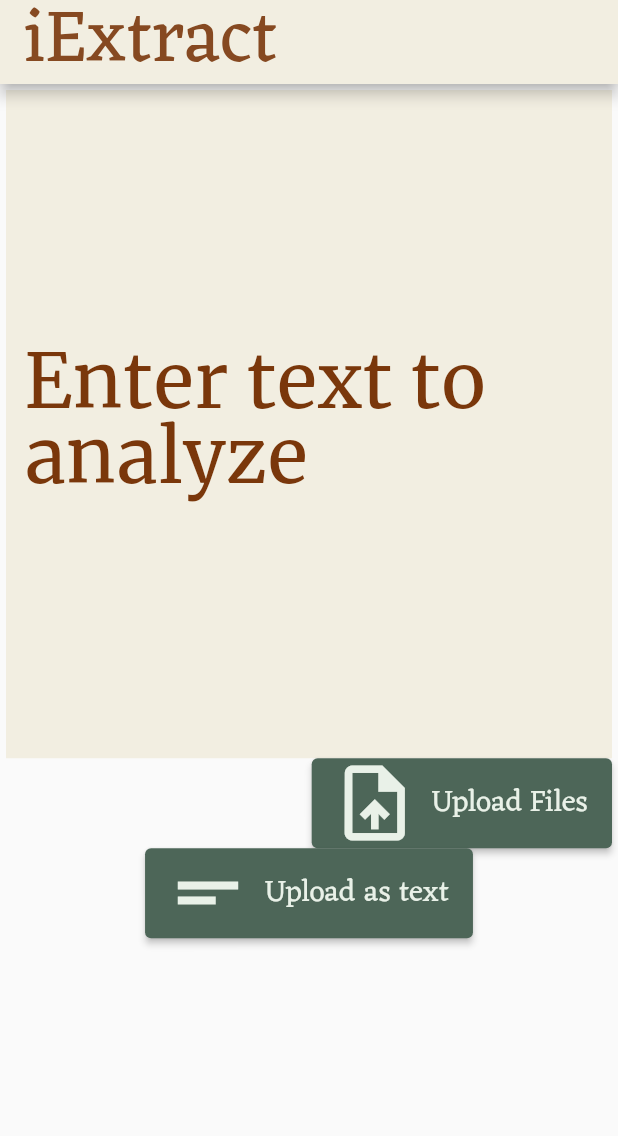
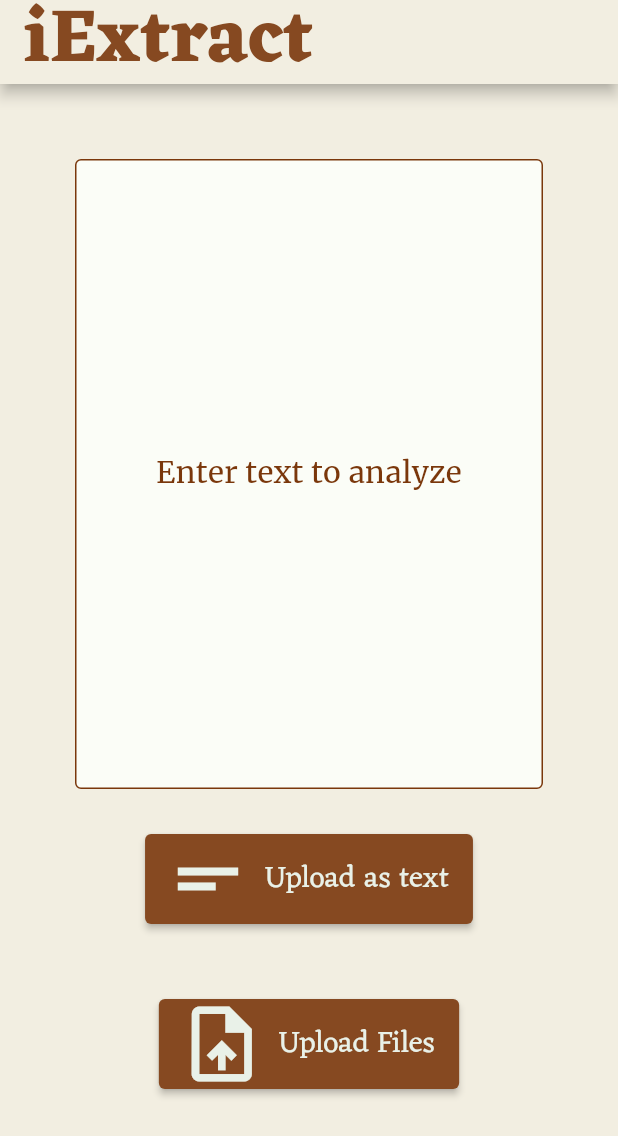
Before and after one commit to InnoSWP/fix_my_english_bs21_05, a Flutter app: the screen it shows after launch, on a phone screen of 412 x 824 dp. Shown: the top 1136 px of the screen. Run offline on Flutter 3.47's test engine with Material 2 defaults, Android fonts, the phone set to English and light mode, and no system bars; our stand-ins replace file_picker; missing offline and left inert: syncfusion_flutter_pdf.

Commit message:
EDIT colors of Starting Page, location of buttons, and some small things.

```diff
--- a/lib/main.dart
+++ b/lib/main.dart
@@ -1,8 +1,5 @@
 import 'dart:ui';
-import 'analysis_page.dart';
 import 'package:flutter/material.dart';
-import 'pdf_reader.dart';
-import 'package:file_picker/file_picker.dart';
 import 'pages.dart';
 
 void main() {
@@ -10,23 +7,24 @@ void main() {
 }
 
 final themeData = ThemeData(
+  scaffoldBackgroundColor: const Color(0xFFF2EEE1),
   primaryColor: const Color(0xFF864921),
   primaryColorDark: const Color(0xFF7A370B),
   primaryColorLight: const Color(0xFFF2EEE1),
   appBarTheme: const AppBarTheme(
     backgroundColor: Color(0xFFF2EEE1),
-    titleTextStyle: TextStyle(
-        color: Color(0xFF864921), fontSize: 50, fontFamily: 'Eczar'),
+    titleTextStyle:
+        TextStyle(color: Color(0xFF864921), fontSize: 50, fontFamily: 'Eczar'),
   ),
   hintColor: const Color(0xFF7A370B),
   elevatedButtonTheme: ElevatedButtonThemeData(
     style: ElevatedButton.styleFrom(
         onPrimary: const Color(0xFFE9F1E8),
-        primary: const Color(0xFF4D6658),
+        primary: const Color(0xFF864921),
         textStyle: const TextStyle(fontFamily: 'Eczar')),
   ),
   inputDecorationTheme: const InputDecorationTheme(
-    fillColor: Color(0xFFF2EEE1),
+    fillColor: Color(0xFFFBFDF7), //0xFFF2EEE1
     filled: true,
     floatingLabelStyle: TextStyle(color: Color(0xFF864921)),
   ),
--- a/lib/pages.dart
+++ b/lib/pages.dart
@@ -20,11 +20,11 @@ class StartPageWidget extends StatelessWidget {
   Widget build(BuildContext context) {
     return Scaffold(
       appBar: AppBar(
-        title: const Text('iExtract'),
+        title: const Text('iExtract', style: TextStyle(fontWeight: FontWeight.bold),),
       ),
       body: SafeArea(
           child: Padding(
-            padding: const EdgeInsets.all(4),
+        padding: const EdgeInsets.all(50),
         child: Column(
           mainAxisAlignment: MainAxisAlignment.start,
           crossAxisAlignment: CrossAxisAlignment.center,
@@ -40,7 +40,7 @@ class StartPageWidget extends StatelessWidget {
               ),
               decoration: InputDecoration(
                 labelStyle: const TextStyle(
-                      fontSize: 50,
+                  fontSize: 20,
                 ),
                 focusedBorder: UnderlineInputBorder(
                   borderRadius: const BorderRadius.all(Radius.circular(2.0)),
@@ -48,17 +48,33 @@ class StartPageWidget extends StatelessWidget {
                       color: Theme.of(context).primaryColorDark,
                       style: BorderStyle.solid),
                 ),
-                    border: InputBorder.none,
+                border: const OutlineInputBorder(),
                 label: const Center(child: Text('Enter text to analyze')),
               ),
               cursorColor: Theme.of(context).primaryColorDark,
             ),
-                Column(
+            Padding(
+              padding: const EdgeInsets.all(30),
+              child: Center(
+                child: Column(
                   mainAxisAlignment: MainAxisAlignment.spaceEvenly,
                   children: [
-                    Container(
-                      alignment: const AlignmentDirectional(1.0, 0),
+                    Padding(
+                      padding: const EdgeInsets.only(bottom: 50),
                       child: ElevatedButton.icon(
+                        onPressed: () {
+                          //If user typed something into text field send it to IExtract API, then call callback
+                          onFileUploaded(
+                              [sendToIExtract(textEditingController.text)]);
+                        },
+                        label: const Text(
+                          "Upload as text",
+                          style: TextStyle(fontSize: 20),
+                        ),
+                        icon: const Icon(Icons.short_text, size: 60),
+                      ),
+                    ),
+                    ElevatedButton.icon(
                       onPressed: () async {
                         //Pick pdf files from device
                         FilePickerResult? result = await FilePicker.platform
@@ -82,21 +98,10 @@ class StartPageWidget extends StatelessWidget {
                       ),
                       icon: const Icon(Icons.upload_file, size: 60),
                     ),
+                  ],
                 ),
-                    ElevatedButton.icon(
-                      onPressed: () {
-                        //If user typed something into text field send it to IExtract API, then call callback
-                        onFileUploaded(
-                            [sendToIExtract(textEditingController.text)]);
-                      },
-                      label: const Text(
-                        "Upload as text",
-                        style: TextStyle(fontSize: 20),
               ),
-                      icon: const Icon(Icons.short_text, size: 60),
-                    )
-                  ],
-                )
+            ),
           ],
         ),
       )),
```
Lines whose indentation alone changed are shown as unchanged.
